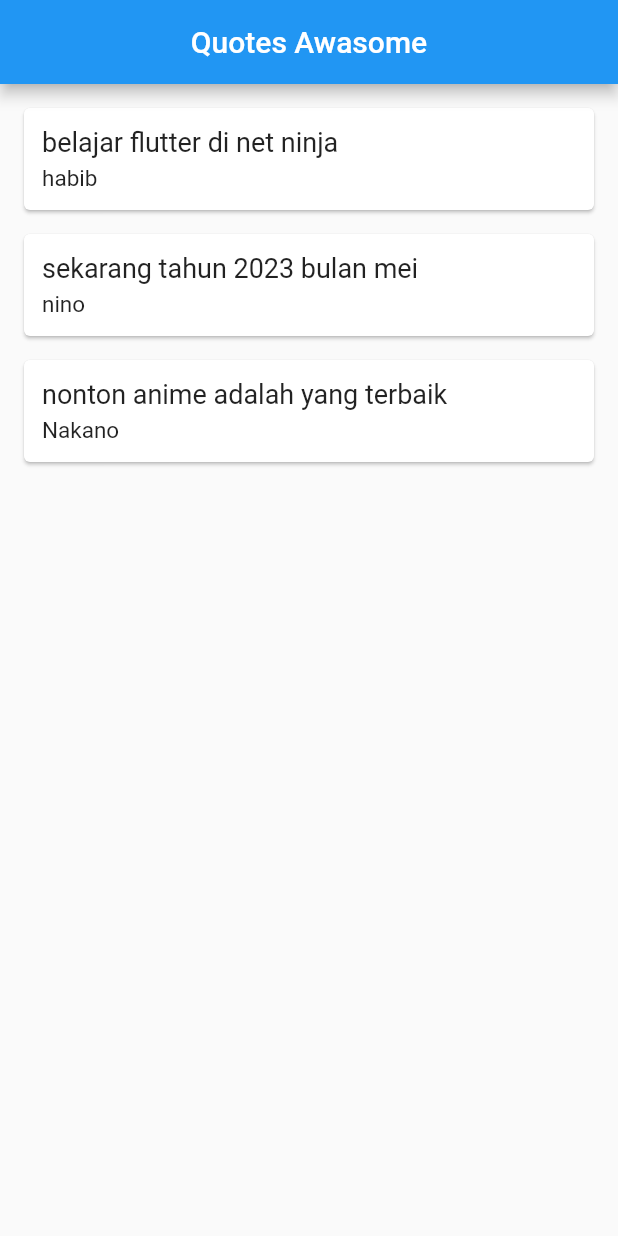
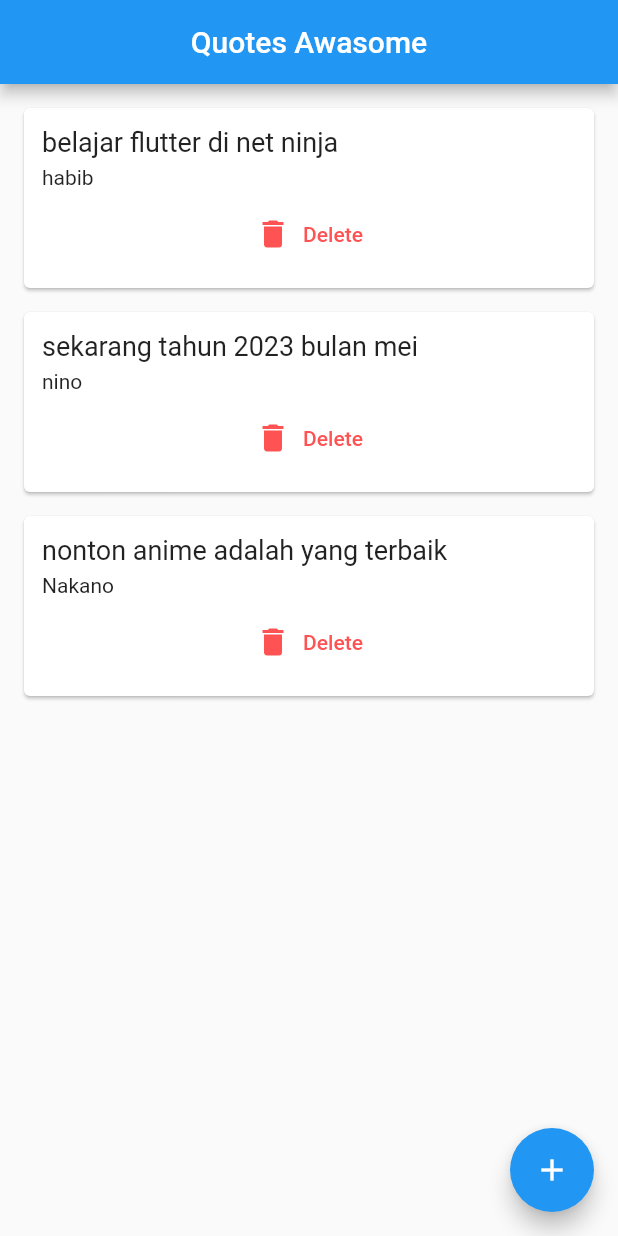
Before and after one commit to habibfr/Aplikasi-Flutter, a Flutter app: the screen it shows after launch, on a phone screen of 412 x 824 dp. Run offline on Flutter 3.47's test engine with Material 2 defaults, Android fonts, the phone set to English and light mode, and no system bars.

Commit message:
function dart

```diff
--- a/quotes_project/lib/main.dart
+++ b/quotes_project/lib/main.dart
@@ -32,8 +32,26 @@ class _QuotesListState extends State<QuotesList> {
         title: Text("Quotes Awasome"),
         centerTitle: true,
       ),
+      floatingActionButton: FloatingActionButton(
+        onPressed: () {
+          setState(() {
+            quotes.add(Quote(text: "nonton anime adalah yang terbaik", author: "Nakano"));
+            quotes.add(Quote(text: "belajar flutter di net ninja", author: "habib"));
+          });
+        },
+        child: Icon(
+          Icons.add
+        ),
+      ),
       body: Column(
-        children: quotes.map((quote) => QuoteCard(quote: quote)).toList(),
+        children: quotes.map((quote) => QuoteCard(
+          quote: quote,
+          delete: (){
+            setState(() {
+              quotes.remove(quote);
+            });
+          },
+        )).toList(),
       ),
     );
   }
--- a/quotes_project/lib/quote_card.dart
+++ b/quotes_project/lib/quote_card.dart
@@ -3,8 +3,10 @@ import 'quote.dart';
 
 class QuoteCard extends StatelessWidget {
   final Quote quote;
+  final VoidCallback delete;
   const QuoteCard({
     required this.quote,
+    required this.delete,
     super.key,
   });
 
@@ -27,11 +29,24 @@ class QuoteCard extends StatelessWidget {
             Text(
               quote.author,
               style: TextStyle(
-                fontSize: 15.0,
+                fontSize: 14.0,
               ),
             ),
+            SizedBox(height: 6.0,),
+            TextButton.icon(
+              onPressed: delete,
+              icon: Icon(
+                Icons.delete,
+                color: Colors.redAccent,
+              ),
+              label: Text(
+                "Delete",
+                style: TextStyle(
+                  color: Colors.redAccent,
+                ),
+              ),
+            )
           ],
-
         ),
       ),
     );
```
